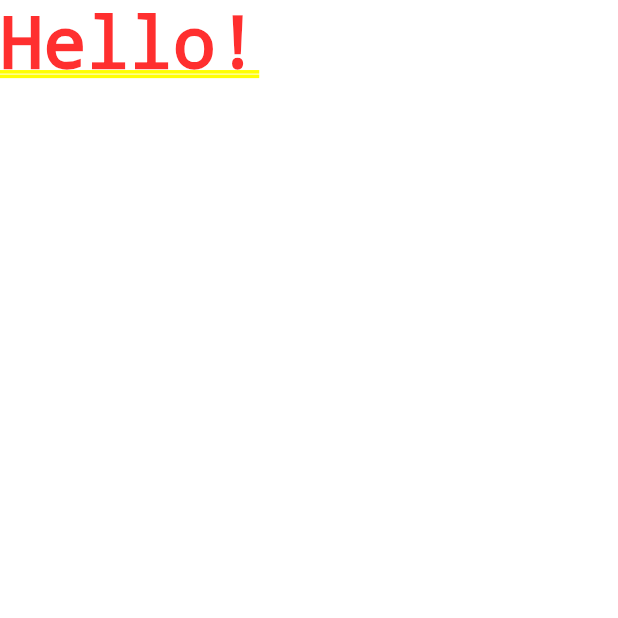
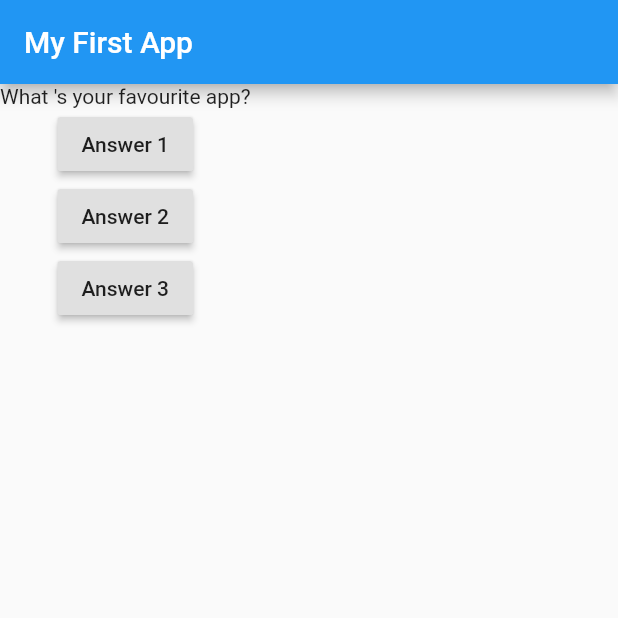
Before and after one commit to rohan2734/flutter-tour, a Flutter app: the screen it shows after launch, on a phone screen of 412 x 824 dp, the top half of it. Run offline on Flutter 3.47's test engine with Material 2 defaults, Android fonts, the phone set to English and light mode, and no system bars.

Commit message:
added body of the app

```diff
--- a/projects/quiz_app/lib/main.dart
+++ b/projects/quiz_app/lib/main.dart
@@ -3,11 +3,56 @@ import 'package:flutter/material.dart';
 void main() {
   runApp(MyApp());
 }
+//void main() => runApp(MyApp());
 
 class MyApp extends StatelessWidget {
+  var questionIndex = 0;
+
+  void answerQuestion() {
+    questionIndex = questionIndex + 1;
+    print('Answer chosen!');
+    print(questionIndex);
+  }
+  //here we want to add the function, answerQuestion inside the class, since we want the class to be a standalone
+
+  //@override , @required //it is a decorator, it is there to make the code cleaner and simpler
+  @override
   Widget build(BuildContext context) {
+    var questions = [
+      'What \'s your favourite app?',
+      'What \'s your favourite animal'
+    ];
     return MaterialApp(
-      home: Text('Hello!'),
-    );
+        // home: Text('Hello!'),
+        home: Scaffold(
+      appBar: AppBar(
+        title: Text('My First App'),
+      ),
+      // body: Text('This is my default text!')
+      body: Column(
+        children: [
+          //Text('The question!'),
+          Text(
+              // questions.elementAt(0)
+              questions[questionIndex]),
+          RaisedButton(
+            child: Text('Answer 1'),
+            onPressed:
+                answerQuestion, //if we remove the paranthesis, we are giving a pointer
+            //we are telling to execute , when the user presses the event
+          ),
+          RaisedButton(
+            child: Text('Answer 2'),
+            onPressed: () => print('Answer 2 chosen!'),
+          ),
+          RaisedButton(
+            child: Text('Answer 3'),
+            onPressed: () {
+              print('Answer 3 chosen');
+            },
+          ),
+        ],
+      ),
+    ));
   }
 }
--- /dev/null
+++ b/projects/quiz_app/theory/column_and_row.txt
@@ -0,0 +1,4 @@
+* in the body, if you wanted the children to be shown , above each other, then use column
+* it takes list of children widgets
+
+* of you want the children to be shown next to each other, then use Row
--- /dev/null
+++ b/projects/quiz_app/theory/scaffold.txt
@@ -0,0 +1 @@
+it creates a basic page design and strucutre, colors theme, gives a ui for the app
```
Also changed, not shown: projects/quiz_app/lib/named_args.dart (renamed from projects/quiz_app/lib/named_rargs.dart), projects/quiz_app/theory/images/different_widgets.PNG (added).
